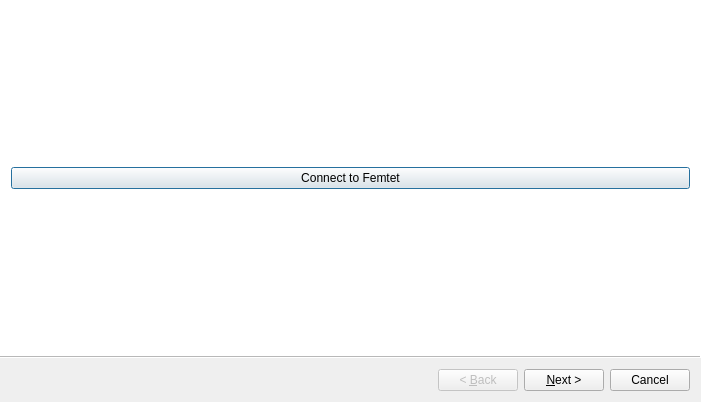
This is pyfemtet_opt_gui/ui/wizard.ui in pyfemtet/pyfemtet-opt-gui as Qt 5 draws it before an edit. The edited form follows.
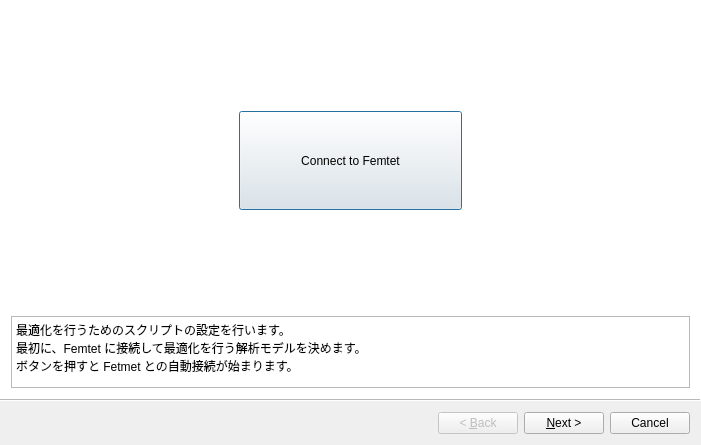
This is the edited form. Icons and pictures are not drawn.

What changed in the file:
```diff
--- a/pyfemtet_opt_gui/ui/wizard.ui
+++ b/pyfemtet_opt_gui/ui/wizard.ui
@@ -7,7 +7,7 @@
     <x>0</x>
     <y>0</y>
     <width>701</width>
-    <height>402</height>
+    <height>445</height>
    </rect>
   </property>
   <property name="windowTitle">
@@ -20,28 +20,97 @@
    <set>QWizard::WizardOption::HelpButtonOnRight</set>
   </property>
   <widget class="QWizardPage" name="wizardPage1_launch">
-   <layout class="QVBoxLayout" name="verticalLayout_6">
-    <item>
-     <spacer name="verticalSpacer">
+   <layout class="QGridLayout" name="gridLayout">
+    <item row="1" column="0">
+     <spacer name="horizontalSpacer_3">
       <property name="orientation">
-       <enum>Qt::Orientation::Vertical</enum>
+       <enum>Qt::Orientation::Horizontal</enum>
       </property>
       <property name="sizeHint" stdset="0">
        <size>
-        <width>20</width>
-        <height>172</height>
+        <width>40</width>
+        <height>20</height>
        </size>
       </property>
      </spacer>
     </item>
-    <item>
+    <item row="1" column="1">
      <widget class="QPushButton" name="pushButton_launch">
+      <property name="sizePolicy">
+       <sizepolicy hsizetype="Expanding" vsizetype="Expanding">
+        <horstretch>0</horstretch>
+        <verstretch>0</verstretch>
+       </sizepolicy>
+      </property>
       <property name="text">
        <string>Connect to Femtet</string>
       </property>
+      <property name="flat">
+       <bool>false</bool>
+      </property>
      </widget>
     </item>
-    <item>
+    <item row="4" column="0" colspan="3">
+     <widget class="QTextEdit" name="textEdit_2">
+      <property name="sizePolicy">
+       <sizepolicy hsizetype="Expanding" vsizetype="Minimum">
+        <horstretch>0</horstretch>
+        <verstretch>0</verstretch>
+       </sizepolicy>
+      </property>
+      <property name="sizeAdjustPolicy">
+       <enum>QAbstractScrollArea::SizeAdjustPolicy::AdjustToContents</enum>
+      </property>
+      <property name="readOnly">
+       <bool>true</bool>
+      </property>
+      <property name="markdown">
+       <string>最適化を行うためのスクリプトの設定を行います。
+最初に、Femtet に接続して最適化を行う解析モデルを決めます。
+ボタンを押すと Fetmet
+との自動接続が始まります。
+
+</string>
+      </property>
+      <property name="html">
+       <string>&lt;!DOCTYPE HTML PUBLIC &quot;-//W3C//DTD HTML 4.0//EN&quot; &quot;http://www.w3.org/TR/REC-html40/strict.dtd&quot;&gt;
+&lt;html&gt;&lt;head&gt;&lt;meta name=&quot;qrichtext&quot; content=&quot;1&quot; /&gt;&lt;meta charset=&quot;utf-8&quot; /&gt;&lt;style type=&quot;text/css&quot;&gt;
+p, li { white-space: pre-wrap; }
+hr { height: 1px; border-width: 0; }
+li.unchecked::marker { content: &quot;\2610&quot;; }
+li.checked::marker { content: &quot;\2612&quot;; }
+&lt;/style&gt;&lt;/head&gt;&lt;body style=&quot; font-family:'Yu Gothic UI'; font-size:9pt; font-weight:400; font-style:normal;&quot;&gt;
+&lt;p style=&quot; margin-top:0px; margin-bottom:0px; margin-left:0px; margin-right:0px; -qt-block-indent:0; text-indent:0px;&quot;&gt;最適化を行うためのスクリプトの設定を行います。&lt;br /&gt;最初に、Femtet に接続して最適化を行う解析モデルを決めます。&lt;br /&gt;ボタンを押すと Fetmet との自動接続が始まります。&lt;/p&gt;&lt;/body&gt;&lt;/html&gt;</string>
+      </property>
+     </widget>
+    </item>
+    <item row="0" column="1">
+     <spacer name="verticalSpacer">
+      <property name="orientation">
+       <enum>Qt::Orientation::Vertical</enum>
+      </property>
+      <property name="sizeHint" stdset="0">
+       <size>
+        <width>20</width>
+        <height>40</height>
+       </size>
+      </property>
+     </spacer>
+    </item>
+    <item row="1" column="2">
+     <spacer name="horizontalSpacer_4">
+      <property name="orientation">
+       <enum>Qt::Orientation::Horizontal</enum>
+      </property>
+      <property name="sizeHint" stdset="0">
+       <size>
+        <width>40</width>
+        <height>20</height>
+       </size>
+      </property>
+     </spacer>
+    </item>
+    <item row="2" column="1">
      <spacer name="verticalSpacer_2">
       <property name="orientation">
        <enum>Qt::Orientation::Vertical</enum>
@@ -49,7 +118,7 @@
       <property name="sizeHint" stdset="0">
        <size>
         <width>20</width>
-        <height>172</height>
+        <height>40</height>
        </size>
       </property>
      </spacer>
```
Left out of the diff: 5 changed lines with no effect on the pictures.
